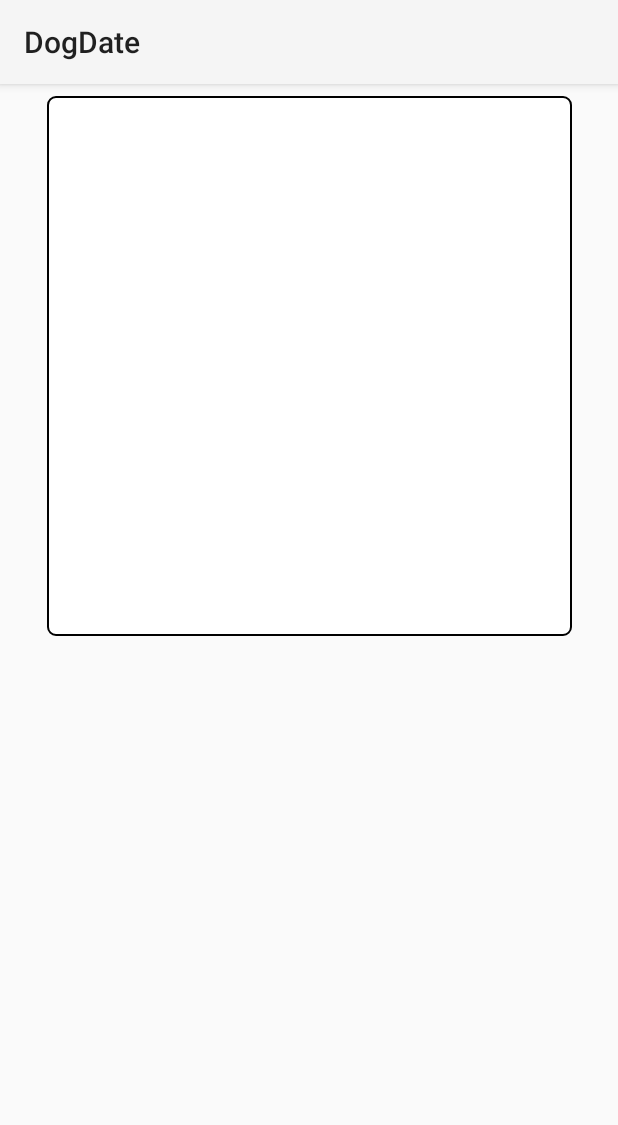
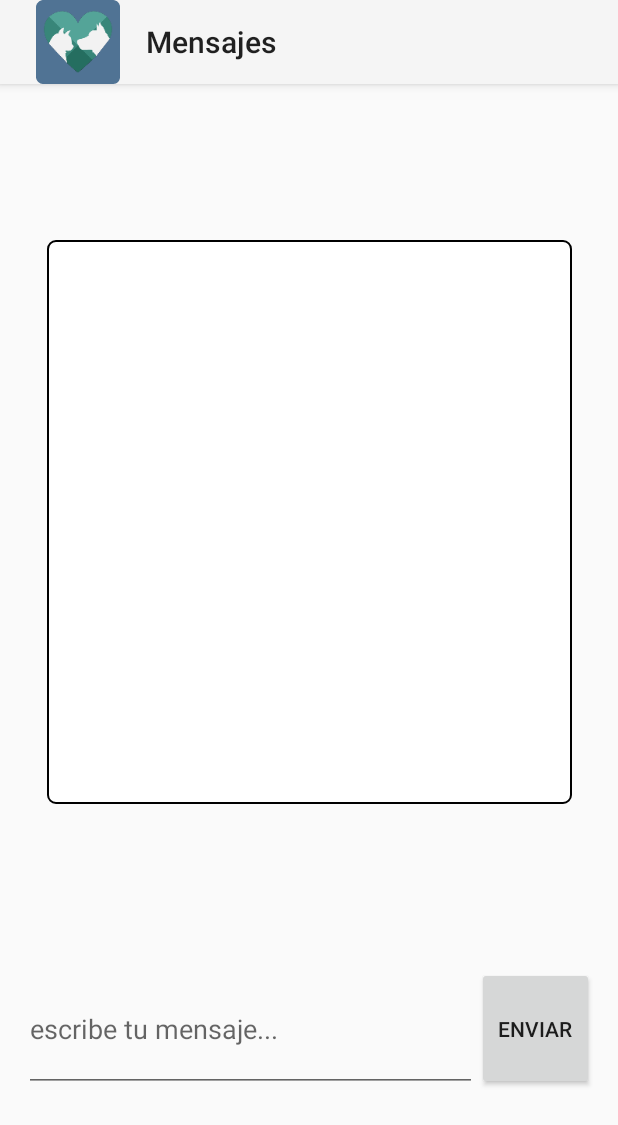
Before and after one commit to chern007/DogDate, an Android app: the RespuestaMatchs screen opened directly, with no data from a screen before it, on a phone screen of 412 x 824 dp. Shown: the top 1125 px of the screen. Run offline under Robolectric (Android 15) with nearby library versions, the phone set to English and light mode, and no system bars; our stand-ins replace Firebase (no records; nobody signed in at launch, a user with empty details on screens opened directly); Roboto replaces fonts that are not available here.

Commit message:
cambios en la actividad de mensajes

```diff
--- a/app/src/main/java/com/example/carlos_hc/dogdate/RespuestaMatchs.java
+++ b/app/src/main/java/com/example/carlos_hc/dogdate/RespuestaMatchs.java
@@ -13,6 +13,7 @@ import android.widget.TextView;
 
 import com.google.firebase.database.DataSnapshot;
 import com.google.firebase.database.DatabaseError;
+import com.google.firebase.database.DatabaseReference;
 import com.google.firebase.database.FirebaseDatabase;
 import com.google.firebase.database.ValueEventListener;
 
@@ -31,10 +32,17 @@ public class RespuestaMatchs extends AppCompatActivity {
 
     TreeMap<Calendar,String> TODOSlosMENSAJES;
 
+    DatabaseReference listenerMensajesMiperro;
+
     @Override
     protected void onCreate(Bundle savedInstanceState) {
         super.onCreate(savedInstanceState);
         setContentView(R.layout.activity_respuesta_matchs);
+
+        getSupportActionBar().setDisplayShowHomeEnabled(true);
+        getSupportActionBar().setLogo(R.mipmap.dogdatelogo_round);
+        getSupportActionBar().setTitle("  Mensajes");
+        getSupportActionBar().setDisplayUseLogoEnabled(true);
 
         //iniciamos el diccionario con todos los mensajes
         TODOSlosMENSAJES = new TreeMap<>();
@@ -47,7 +55,10 @@ public class RespuestaMatchs extends AppCompatActivity {
         nombreMiPerro = getIntent().getStringExtra("nombreMiPerro");
         nombreOtroPerro = getIntent().getStringExtra("nombreOtroPerro");
 
-        FirebaseDatabase.getInstance().getReference("matches").child(claveMiPerro).child(claveOtroPerro).child("mensajes").addListenerForSingleValueEvent(new ValueEventListener() {
+
+        listenerMensajesMiperro = FirebaseDatabase.getInstance().getReference("matches").child(claveMiPerro);
+
+        listenerMensajesMiperro.child(claveOtroPerro).child("mensajes").addListenerForSingleValueEvent(new ValueEventListener() {
             @Override
             public void onDataChange(@NonNull DataSnapshot dataSnapshot) {
 
@@ -191,4 +202,12 @@ public class RespuestaMatchs extends AppCompatActivity {
 
 
     }
+
+    @Override
+    protected void onPause() {
+        super.onPause();
+
+        //listenerMensajesMiperro.removeEventListener();
+
+    }
 }
--- a/app/src/main/res/layout/activity_respuesta_matchs.xml
+++ b/app/src/main/res/layout/activity_respuesta_matchs.xml
@@ -9,16 +9,52 @@
     <EditText
         android:id="@+id/txtTableroMensajes"
         android:layout_width="350dp"
-        android:layout_height="360dp"
+        android:layout_height="376dp"
         android:layout_marginStart="8dp"
         android:layout_marginTop="8dp"
         android:layout_marginEnd="8dp"
         android:background="@drawable/borde_imagenes"
+        android:editable="false"
         android:ems="10"
         android:gravity="top|left"
+        android:inputType="none"
+        android:padding="5dp"
+        app:layout_constraintBottom_toTopOf="@+id/txtMiMensaje"
+        app:layout_constraintEnd_toEndOf="parent"
+        app:layout_constraintHorizontal_bias="0.5"
+        app:layout_constraintStart_toStartOf="parent"
+        app:layout_constraintTop_toTopOf="parent"
+        app:layout_constraintVertical_chainStyle="spread" />
+
+    <Button
+        android:id="@+id/btnEnviar"
+        android:layout_width="78dp"
+        android:layout_height="82dp"
+        android:layout_marginLeft="8dp"
+        android:layout_marginEnd="16dp"
+        android:layout_marginBottom="8dp"
+        android:text="Enviar"
+        app:layout_constraintBottom_toBottomOf="parent"
+        app:layout_constraintEnd_toEndOf="parent"
+        app:layout_constraintHorizontal_bias="0.5"
+        app:layout_constraintStart_toEndOf="@+id/txtMiMensaje"
+        app:layout_constraintTop_toTopOf="@+id/txtMiMensaje"
+        app:layout_constraintVertical_bias="0.0" />
+
+    <EditText
+        android:id="@+id/txtMiMensaje"
+        android:layout_width="0dp"
+        android:layout_height="83dp"
+        android:layout_marginStart="16dp"
+        android:layout_marginTop="12dp"
+        android:layout_marginRight="8dp"
+        android:ems="10"
+        android:hint="escribe tu mensaje..."
         android:inputType="textMultiLine"
-        android:padding="5dp"
-        app:layout_constraintEnd_toEndOf="parent"
+        app:layout_constraintBottom_toBottomOf="parent"
+        app:layout_constraintEnd_toStartOf="@+id/btnEnviar"
+        app:layout_constraintHorizontal_bias="0.5"
+        app:layout_constraintHorizontal_chainStyle="spread_inside"
         app:layout_constraintStart_toStartOf="parent"
-        app:layout_constraintTop_toTopOf="parent" />
+        app:layout_constraintTop_toBottomOf="@+id/txtTableroMensajes" />
 </android.support.constraint.ConstraintLayout>
```
